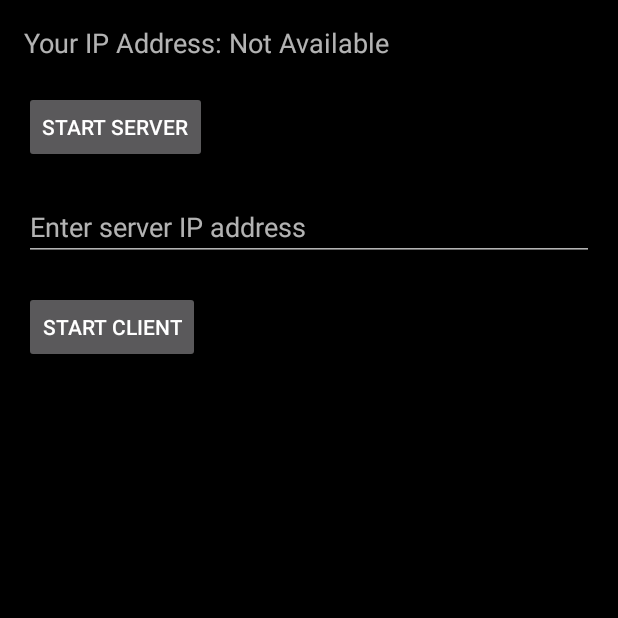
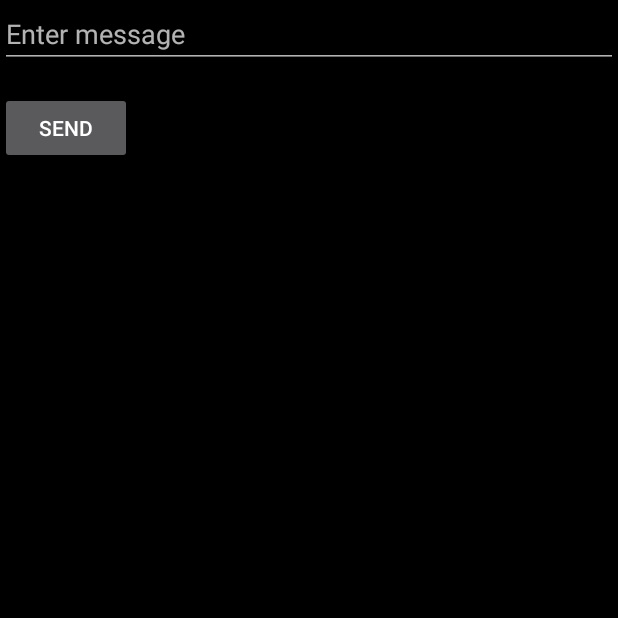
Before and after one commit to Ragnarus/Space-Invaders, an Android app: the fragment MultiplayerLobbyFragment placed in its activity, after a tap on "START SERVER", on a phone screen of 412 x 824 dp, the top half of it. Run offline under Robolectric (Android 15) with nearby library versions, the light colour scheme and no system bars; network calls fail.

Commit message:
Seververbindung
Serververbindung5 in die App eingebaut

```diff
--- a/app/src/main/java/com/example/spaceinvaders/MultiplayerLobbyFragment.java
+++ b/app/src/main/java/com/example/spaceinvaders/MultiplayerLobbyFragment.java
@@ -5,6 +5,7 @@ import android.content.Intent;
 import android.os.Bundle;
 
 import androidx.fragment.app.Fragment;
+import androidx.fragment.app.FragmentTransaction;
 
 import android.view.LayoutInflater;
 import android.view.View;
@@ -44,7 +45,8 @@ public class MultiplayerLobbyFragment extends Fragment {
         startServerButton.setOnClickListener(new View.OnClickListener() {
             @Override
             public void onClick(View v) {
-
+                FragmentTransaction transaction = getParentFragmentManager().beginTransaction();
+                transaction.replace(R.id.fragmentContainer, MultiplayerServerScreenFragment.class, null).commit();
             }
         });
 
@@ -53,7 +55,12 @@ public class MultiplayerLobbyFragment extends Fragment {
             public void onClick(View v) {
                 String ipAddress = ipAddressInput.getText().toString();
                 if (!ipAddress.isEmpty()) {
-
+                    Bundle bundle = new Bundle();
+                    bundle.putString("IP_ADDRESS", ipAddress);
+                    MultiplayerClientScreenFragment fragment = new MultiplayerClientScreenFragment();
+                    fragment.setArguments(bundle);
+                    FragmentTransaction transaction = getParentFragmentManager().beginTransaction();
+                    transaction.replace(R.id.fragmentContainer, fragment).commit();
                 }
             }
         });
--- /dev/null
+++ b/app/src/main/java/com/example/spaceinvaders/MultiplayerServerScreenFragment.java
@@ -0,0 +1,66 @@
+package com.example.spaceinvaders;
+
+import android.annotation.SuppressLint;
+import android.os.Bundle;
+
+import androidx.fragment.app.Fragment;
+
+import android.view.LayoutInflater;
+import android.view.View;
+import android.view.ViewGroup;
+import android.widget.Button;
+import android.widget.EditText;
+import android.widget.Toast;
+
+public class MultiplayerServerScreenFragment extends Fragment {
+    private SocketHandler socketHandler;
+    @Override
+    public void onCreate(Bundle savedInstanceState) {
+        super.onCreate(savedInstanceState);
+    }
+    @SuppressLint("MissingInflatedId")
+    @Override
+    public View onCreateView(LayoutInflater inflater, ViewGroup container,
+                             Bundle savedInstanceState) {
+        View view = inflater.inflate(R.layout.fragment_multiplayer_server_screen, container, false);
+
+        EditText messageInput = view.findViewById(R.id.message_input);
+        Button sendButton = view.findViewById(R.id.send_button);
+
+        new Thread(() -> {
+            try {
+                socketHandler = new SocketHandler();
+                socketHandler.startServer(12345); // Port-Nummer
+                getActivity().runOnUiThread(() -> Toast.makeText(getContext(), "Server started", Toast.LENGTH_SHORT).show());
+
+                // Start receiving messages
+                socketHandler.receiveMessages(message -> getActivity().runOnUiThread(() ->
+                        Toast.makeText(getContext(), "Received: " + message, Toast.LENGTH_LONG).show()
+                ));
+
+                getActivity().runOnUiThread(() -> {
+                    sendButton.setOnClickListener(v -> {
+                        String message = messageInput.getText().toString();
+                        new SendMessageTask(socketHandler).execute(message); // Verwenden Sie AsyncTask zum Senden der Nachricht
+                        Toast.makeText(getContext(), "Message sent", Toast.LENGTH_SHORT).show();
+                    });
+                });
+
+            } catch (Exception e) {
+                e.printStackTrace();
+            }
+        }).start();
+
+        return  view;
+    }
+
+    @Override
+    public void onDestroy() {
+        super.onDestroy();
+        try {
+            if (socketHandler != null) socketHandler.close();
+        } catch (Exception e) {
+            e.printStackTrace();
+        }
+    }
+}
--- /dev/null
+++ b/app/src/main/res/layout/fragment_multiplayer_server_screen.xml
@@ -0,0 +1,30 @@
+<?xml version="1.0" encoding="utf-8"?>
+<FrameLayout xmlns:android="http://schemas.android.com/apk/res/android"
+    xmlns:tools="http://schemas.android.com/tools"
+    android:layout_width="match_parent"
+    android:layout_height="match_parent"
+    tools:context=".MultiplayerServerScreenFragment">
+
+    <LinearLayout
+        android:layout_width="match_parent"
+        android:layout_height="match_parent"
+        android:background="@color/black"
+        android:orientation="vertical">
+
+        <EditText
+            android:id="@+id/message_input"
+            android:layout_width="match_parent"
+            android:layout_height="wrap_content"
+            android:hint="Enter message"
+            android:inputType="text" />
+
+        <Button
+            android:id="@+id/send_button"
+            android:layout_width="wrap_content"
+            android:layout_height="wrap_content"
+            android:text="Send"
+            android:layout_below="@id/message_input"
+            android:layout_marginTop="16dp" />
+    </LinearLayout>
+
+</FrameLayout>
```
Also changed, not shown: app/src/main/java/com/example/spaceinvaders/MultiplayerClientScreenFragment.java (added, +61 -0 lines), app/src/main/java/com/example/spaceinvaders/SendMessageTask.java (added, +24 -0 lines), app/src/main/java/com/example/spaceinvaders/SocketHandler.java (added, +63 -0 lines), app/src/main/res/layout/fragment_multiplayer_client_screen.xml (added, +30 -0 lines).
